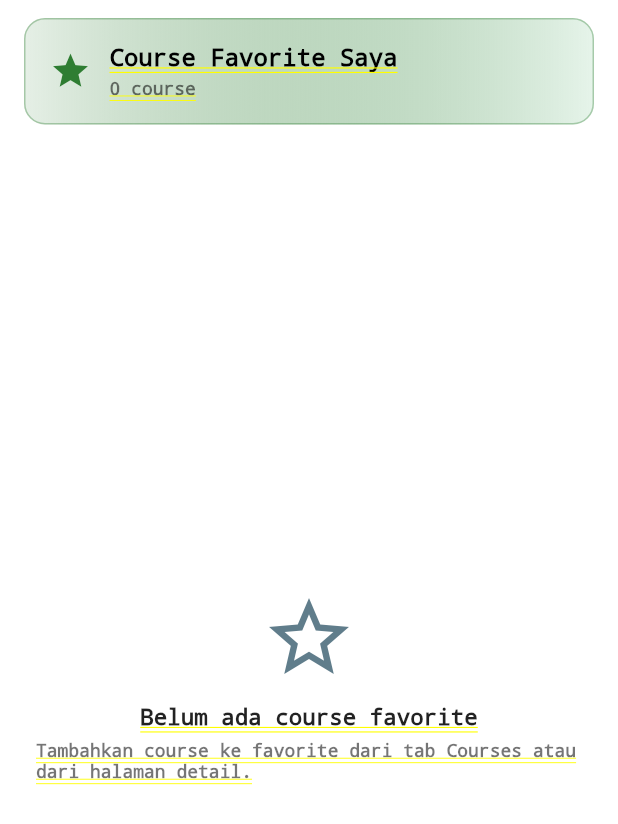
After one commit to shiroKaraa/Course-Explorer-v2, a Flutter app: the FavoritesPage screen opened directly, on a phone screen of 412 x 824 dp. The commit adds this screen. Shown: the top 824 px of the screen. Run offline on Flutter 3.47's test engine with Material 3 defaults, Android fonts, the phone set to English and light mode, and no system bars.

Commit message:
Implementasikan shared favorite state lintas screen

```diff
--- a/lib/demos/tahap_5_6_7_demo.dart
+++ b/lib/demos/tahap_5_6_7_demo.dart
@@ -6,15 +6,13 @@ import '../core/legacy_globals.dart';
 import '../core/ui_helpers.dart';
 import '../providers/course_provider.dart';
 import '../widgets/app_card.dart';
+import '../screens/course_detail_page.dart';
 
-// ===== TAHAP 6 =====
 class ChangeNotifierDemoCard extends StatelessWidget {
   const ChangeNotifierDemoCard({super.key});
-
   @override
   Widget build(BuildContext context) {
     final provider = context.watch<CourseProvider>();
-
     return AppCard(
       padding: const EdgeInsets.all(16),
       borderColor: AppColors.primary.withValues(alpha: 0.5),
@@ -104,14 +102,11 @@ class ChangeNotifierDemoCard extends StatelessWidget {
       );
 }
 
-// ===== TAHAP 7 =====
 class WatchReadConsumerDemoCard extends StatelessWidget {
   const WatchReadConsumerDemoCard({super.key});
-
   @override
   Widget build(BuildContext context) {
     final provider = context.watch<CourseProvider>();
-
     return AppCard(
       padding: const EdgeInsets.all(16),
       borderColor: AppColors.success.withValues(alpha: 0.5),
@@ -211,7 +206,6 @@ class WatchReadConsumerDemoCard extends StatelessWidget {
 
 class ConsumerOnlyCounterTile extends StatelessWidget {
   const ConsumerOnlyCounterTile({super.key});
-
   @override
   Widget build(BuildContext context) => Consumer<CourseProvider>(
         builder: (context, provider, child) => Container(
@@ -235,31 +229,30 @@ class ConsumerOnlyCounterTile extends StatelessWidget {
       );
 }
 
-// ===== FAVORITE SECTION (dulu di main.dart) =====
 class FavoriteSectionCard extends StatelessWidget {
   const FavoriteSectionCard({super.key});
 
   @override
-  Widget build(BuildContext context) => ValueListenableBuilder<Set<String>>(
-        valueListenable: favorites,
-        builder: (context, favs, _) =>
+  Widget build(BuildContext context) => Consumer<CourseProvider>(
+        builder: (context, provider, _) =>
             withCourses(handleStates: false, (_, courses) {
-          final favCourses =
-              courses.where((c) => favs.contains(c.code)).toList();
+          final favCourses = courses
+              .where((c) => provider.isFavorite(c.code))
+              .toList();
           return AppCard(
             borderColor: AppColors.success.withValues(alpha: 0.35),
             child:
                 Column(crossAxisAlignment: CrossAxisAlignment.start, children: [
               cardHeader(
                 Icons.star,
-                'Course Favorite (ValueNotifier)',
+                'Course Favorite (Provider)',
                 Text('${favCourses.length}',
                     style:
                         ts(13, w: FontWeight.bold, color: AppColors.success)),
               ),
               gap(10),
               if (favCourses.isEmpty)
-                hint('Belum ada course favorite. Tap ikon ⭐ di halaman detail course.')
+                hint('Belum ada course favorite. Tap ikon ⭐ di kartu course atau di halaman detail.')
               else
                 for (final c in favCourses) _favItem(context, c),
             ]),
@@ -271,7 +264,7 @@ class FavoriteSectionCard extends StatelessWidget {
         padding: const EdgeInsets.only(bottom: 6),
         child: InkWell(
           borderRadius: BorderRadius.circular(8),
-          onTap: () => openCourse(context, c),
+          onTap: () => go(context, CourseDetailPage(course: c)),
           child: Padding(
             padding: const EdgeInsets.symmetric(horizontal: 6, vertical: 4),
             child: Row(children: [
--- a/lib/notes/state_classification_card.dart
+++ b/lib/notes/state_classification_card.dart
@@ -32,10 +32,10 @@ class StateClassificationCard extends StatelessWidget {
       'setState()',
     ),
     (
-      'Favorites (Set<String>) — ValueNotifier',
+      'Favorites (Set<String>) — CourseProvider',
       'Shared',
-      'Dipakai di Home, Courses, Profile, dan Detail.',
-      'ValueNotifier',
+      'Dipakai di Courses, Favorites, Profile, Detail, dan Demo. Single source of truth.',
+      'ChangeNotifier',
     ),
     (
       'Quiz score & course filter',
@@ -54,12 +54,6 @@ class StateClassificationCard extends StatelessWidget {
       'Shared',
       'Pola listener sederhana (Tahap 4).',
       'ValueNotifier',
-    ),
-    (
-      'CourseProvider.favorites',
-      'Shared',
-      'ChangeNotifier yang menyimpan Set<String> + method toggleFavorite().',
-      'ChangeNotifier',
     ),
     (
       'Provider terpasang di widget tree',
--- /dev/null
+++ b/lib/screens/favorites_page.dart
@@ -0,0 +1,146 @@
+import 'package:flutter/material.dart';
+import 'package:provider/provider.dart';
+
+import '../core/app_colors.dart';
+import '../core/legacy_globals.dart';
+import '../core/ui_helpers.dart';
+import '../providers/course_provider.dart';
+import '../widgets/course_card.dart';
+import '../widgets/demo_scaffold.dart';
+import 'course_detail_page.dart';
+
+class FavoritesPage extends StatelessWidget {
+  final bool standalone;
+
+  const FavoritesPage({super.key, this.standalone = false});
+
+  @override
+  Widget build(BuildContext context) {
+    final provider = context.watch<CourseProvider>();
+    final favCodes = provider.favorites;
+
+    final content = withCourses((_, courses) {
+      final favCourses =
+          courses.where((c) => favCodes.contains(c.code)).toList();
+
+      return Column(children: [
+        Padding(
+          padding: const EdgeInsets.fromLTRB(16, 12, 16, 8),
+          child: _SummaryHeader(count: favCourses.length),
+        ),
+        Expanded(
+          child: favCourses.isEmpty
+              ? _emptyState()
+              : _grid(context, favCourses, provider),
+        ),
+      ]);
+    });
+
+    return standalone ? DemoScaffold(body: content) : content;
+  }
+
+  Widget _emptyState() => Center(
+        child: Padding(
+          padding: const EdgeInsets.all(24),
+          child: Column(mainAxisSize: MainAxisSize.min, children: [
+            const Icon(Icons.star_border, size: 64, color: AppColors.muted),
+            gap(12),
+            Text('Belum ada course favorite',
+                style: ts(15, w: FontWeight.bold, color: Colors.black87)),
+            gap(6),
+            hint(
+                'Tambahkan course ke favorite dari tab Courses atau dari halaman detail.'),
+          ]),
+        ),
+      );
+
+  Widget _grid(
+    BuildContext context,
+    List<Json> items,
+    CourseProvider provider,
+  ) =>
+      LayoutBuilder(
+        builder: (context, c) => GridView.builder(
+          padding: const EdgeInsets.fromLTRB(16, 4, 16, 16),
+          gridDelegate: SliverGridDelegateWithFixedCrossAxisCount(
+            crossAxisCount: columnsFor(c.maxWidth),
+            crossAxisSpacing: 12,
+            mainAxisSpacing: 12,
+            mainAxisExtent: 180,
+          ),
+          itemCount: items.length,
+          itemBuilder: (_, i) {
+            final course = items[i];
+            return CourseCard(
+              course: course,
+              isFavorite: true,
+              onTap: () => go(context, CourseDetailPage(course: course)),
+              onLongPress: () => _confirmRemove(context, course),
+              onToggleFavorite: () => _confirmRemove(context, course),
+            );
+          },
+        ),
+      );
+
+  Future<void> _confirmRemove(BuildContext context, Json course) async {
+    final code = course.code;
+    final ok = await showDialog<bool>(
+      context: context,
+      builder: (ctx) => AlertDialog(
+        title: const Text('Hapus dari Favorite?'),
+        content: Text(
+            'Hapus "${course.str('title', 'Course')}" dari daftar favorite?'),
+        actions: [
+          TextButton(
+              onPressed: () => Navigator.pop(ctx, false),
+              child: const Text('Batal')),
+          ElevatedButton(
+            onPressed: () => Navigator.pop(ctx, true),
+            style: ElevatedButton.styleFrom(
+                backgroundColor: Colors.red, foregroundColor: Colors.white),
+            child: const Text('Hapus'),
+          ),
+        ],
+      ),
+    );
+    if (ok != true || !context.mounted) return;
+    context.read<CourseProvider>().toggleFavorite(code);
+    showMsg(context, 'Dihapus dari favorite.', color: Colors.red);
+  }
+}
+
+class _SummaryHeader extends StatelessWidget {
+  final int count;
+  const _SummaryHeader({required this.count});
+
+  @override
+  Widget build(BuildContext context) => Container(
+        padding: const EdgeInsets.all(16),
+        decoration: BoxDecoration(
+          gradient: LinearGradient(
+            colors: [
+              AppColors.success.withValues(alpha: 0.12),
+              AppColors.successSoft,
+            ],
+          ),
+          borderRadius: BorderRadius.circular(14),
+          border: Border.all(color: AppColors.success.withValues(alpha: 0.35)),
+        ),
+        child: Row(children: [
+          const Icon(Icons.star, color: AppColors.success, size: 28),
+          const SizedBox(width: 12),
+          Expanded(
+            child: Column(
+              crossAxisAlignment: CrossAxisAlignment.start,
+              children: [
+                Text('Course Favorite Saya',
+                    style: ts(16, w: FontWeight.bold, color: Colors.black)),
+                gap(4),
+                Text('$count course',
+                    style: ts(12, color: Colors.black54)),
+              ],
+            ),
+          ),
+        ]),
+      );
+}
--- a/lib/screens/home_tab_page.dart
+++ b/lib/screens/home_tab_page.dart
@@ -1,4 +1,5 @@
 import 'package:flutter/material.dart';
+import 'course_detail_page.dart';
 import '../core/legacy_globals.dart';
 import '../core/ui_helpers.dart';
 import '../widgets/app_card.dart';
@@ -66,7 +67,7 @@ class _RecentCourses extends StatelessWidget {
                   title: Text(c.title),
                   subtitle: Text('${c.str('code')} • ${c.str('credits')} SKS'),
                   trailing: const Icon(Icons.chevron_right),
-                  onTap: () => openCourse(context, c),
+                  onTap: () => go(context, CourseDetailPage(course: c)),
                 ),
               ),
             ),
--- a/lib/screens/main_shell_page.dart
+++ b/lib/screens/main_shell_page.dart
@@ -3,6 +3,7 @@ import '../core/app_colors.dart';
 import '../widgets/demo_scaffold.dart';
 import 'home_tab_page.dart';
 import 'course_grid_page.dart';
+import 'favorites_page.dart';
 import 'profile_tab_page.dart';
 
 class MainShellPage extends StatefulWidget {
@@ -18,12 +19,14 @@ class _MainShellPageState extends State<MainShellPage> {
   static const _pages = <Widget>[
     HomeTabPage(),
     CourseGridPage(),
+    FavoritesPage(),
     ProfileTabPage(),
   ];
 
   static const _dest = <(IconData, IconData, String)>[
     (Icons.home_outlined, Icons.home, 'Home'),
     (Icons.school_outlined, Icons.school, 'Courses'),
+    (Icons.star_border, Icons.star, 'Favorites'),
     (Icons.person_outline, Icons.person, 'Profile'),
   ];
 
```
Also changed, not shown: lib/core/legacy_globals.dart (+0 -59 lines), lib/screens/course_detail_page.dart (+26 -9 lines), lib/screens/course_grid_page.dart (+60 -12 lines), lib/screens/profile_tab_page.dart (+9 -7 lines), lib/widgets/course_card.dart (+18 -1 lines), 1 other file.
